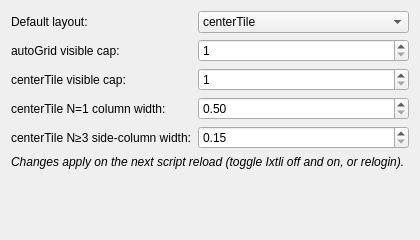
Before: the Qt Designer form contents/ui/config.ui in jtekk1/kwilt, drawn with Qt 5.
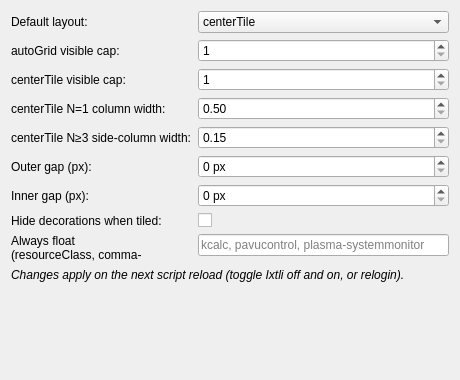
After: the same form once the commit is applied.

Commit message: feat(config): add gaps, AlwaysFloat list, BorderlessWhenTiled toggle

Patch:
```diff
--- a/contents/ui/config.ui
+++ b/contents/ui/config.ui
@@ -19,8 +19,8 @@
    <rect>
     <x>0</x>
     <y>0</y>
-    <width>420</width>
-    <height>240</height>
+    <width>460</width>
+    <height>380</height>
    </rect>
   </property>
   <property name="windowTitle">
@@ -94,7 +94,56 @@
     </widget>
    </item>
 
-   <item row="5" column="0" colspan="2">
+   <item row="5" column="0">
+    <widget class="QLabel" name="outerGapLabel">
+     <property name="text"><string>Outer gap (px):</string></property>
+    </widget>
+   </item>
+   <item row="5" column="1">
+    <widget class="QSpinBox" name="kcfg_OuterGap">
+     <property name="minimum"><number>0</number></property>
+     <property name="maximum"><number>80</number></property>
+     <property name="suffix"><string> px</string></property>
+    </widget>
+   </item>
+
+   <item row="6" column="0">
+    <widget class="QLabel" name="innerGapLabel">
+     <property name="text"><string>Inner gap (px):</string></property>
+    </widget>
+   </item>
+   <item row="6" column="1">
+    <widget class="QSpinBox" name="kcfg_InnerGap">
+     <property name="minimum"><number>0</number></property>
+     <property name="maximum"><number>80</number></property>
+     <property name="suffix"><string> px</string></property>
+    </widget>
+   </item>
+
+   <item row="7" column="0">
+    <widget class="QLabel" name="borderlessLabel">
+     <property name="text"><string>Hide decorations when tiled:</string></property>
+    </widget>
+   </item>
+   <item row="7" column="1">
+    <widget class="QCheckBox" name="kcfg_BorderlessWhenTiled">
+     <property name="text"><string/></property>
+    </widget>
+   </item>
+
+   <item row="8" column="0">
+    <widget class="QLabel" name="alwaysFloatLabel">
+     <property name="text"><string>Always float (resourceClass, comma-separated):</string></property>
+     <property name="wordWrap"><bool>true</bool></property>
+    </widget>
+   </item>
+   <item row="8" column="1">
+    <widget class="QLineEdit" name="kcfg_AlwaysFloat">
+     <property name="placeholderText"><string>kcalc, pavucontrol, plasma-systemmonitor</string></property>
+    </widget>
+   </item>
+
+   <item row="9" column="0" colspan="2">
     <widget class="QLabel" name="noteLabel">
      <property name="text">
       <string>Changes apply on the next script reload (toggle Ixtli off and on, or relogin).</string>
```
The commit also changes 3 other files.
